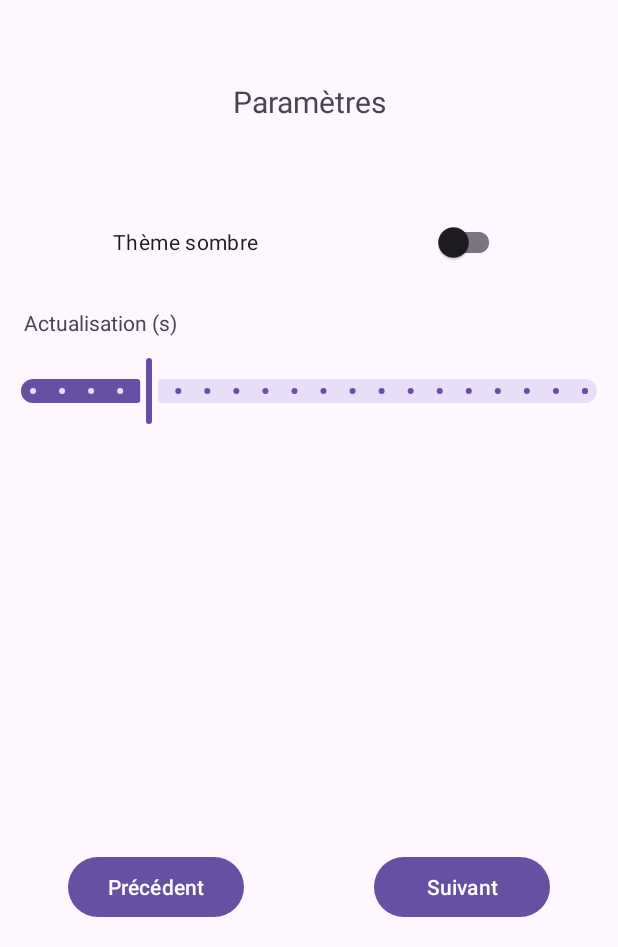
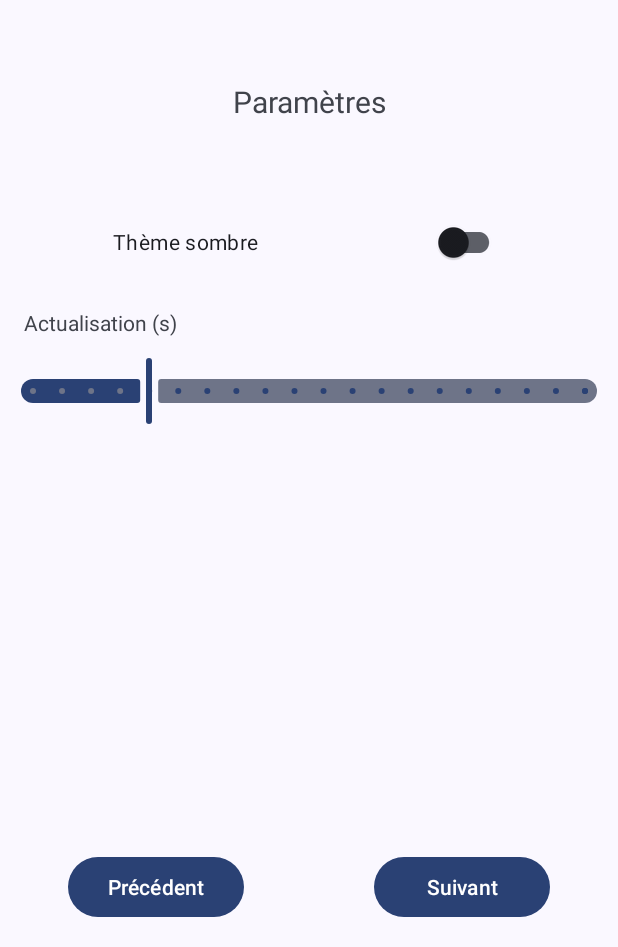
Before and after one commit to ethandudu/YoungLimit, an Android app: the screen it shows after launch (FirstStart), after a tap on "Suivant", on a phone screen of 412 x 824 dp, the part 289-1236 px from its top. Run offline under Robolectric (Android 15) with nearby library versions, the phone set to English and light mode, and no system bars.

Commit message:
Added Material You support

```diff
--- a/app/src/main/res/values-night/themes.xml
+++ b/app/src/main/res/values-night/themes.xml
@@ -1,6 +1,6 @@
 <resources xmlns:tools="http://schemas.android.com/tools">
     <!-- Base application theme. -->
-    <style name="Base.Theme.YoungLimit" parent="Theme.Material3.DayNight.NoActionBar">
+    <style name="Base.Theme.YoungLimit" parent="Theme.Material3.DynamicColors.DayNight.NoActionBar">
         <!-- Customize your dark theme here. -->
         <!-- <item name="colorPrimary">@color/my_dark_primary</item> -->
     </style>
--- a/app/src/main/res/values/themes.xml
+++ b/app/src/main/res/values/themes.xml
@@ -1,9 +1,10 @@
 <resources xmlns:tools="http://schemas.android.com/tools">
     <!-- Base application theme. -->
-    <style name="Base.Theme.YoungLimit" parent="Theme.Material3.DayNight.NoActionBar">
+    <style name="Base.Theme.YoungLimit" parent="Theme.Material3.DynamicColors.DayNight.NoActionBar">
         <!-- Customize your light theme here. -->
         <!-- <item name="colorPrimary">@color/my_light_primary</item> -->
     </style>
 
     <style name="Theme.YoungLimit" parent="Base.Theme.YoungLimit" />
+
 </resources>
```
Also changed, not shown: app/src/main/java/fr/ethanduault/younglimit/Application.java (added, +11 -0 lines).
